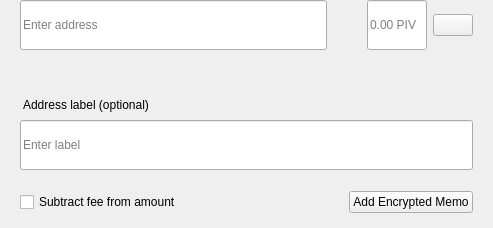
Above: source/src/qt/ammocoin/forms/sendmultirow.ui from everquin/AMMOcoin before the change. Below: the same form after it.
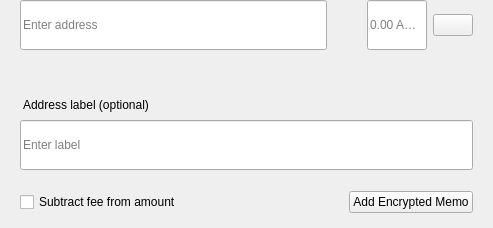
That is the form after the change.

```diff
--- a/source/src/qt/ammocoin/forms/sendmultirow.ui
+++ b/source/src/qt/ammocoin/forms/sendmultirow.ui
@@ -198,7 +198,7 @@
            <set>Qt::AlignLeading|Qt::AlignLeft|Qt::AlignVCenter</set>
           </property>
           <property name="placeholderText">
-           <string notr="true">0.00 PIV</string>
+           <string notr="true">0.00 AMMO</string>
           </property>
          </widget>
         </item>
```
Left out of the diff: 2 changed lines with no effect on the pictures.
